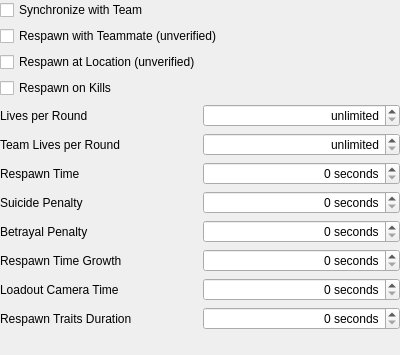
Old version of the form native/src/ReachVariantTool/ui/main_window/page_multiplayer_settings_respawn.ui in the repository DavidJCobb/ReachVariantEditor.
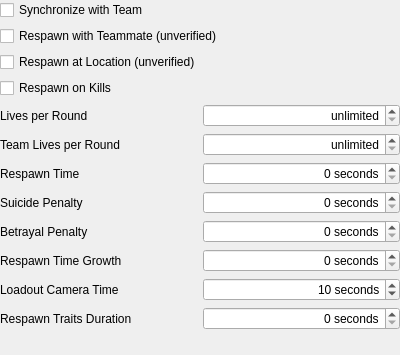
New version of the form.

The edit to the form file:
```diff
--- a/native/src/ReachVariantTool/ui/main_window/page_multiplayer_settings_respawn.ui
+++ b/native/src/ReachVariantTool/ui/main_window/page_multiplayer_settings_respawn.ui
@@ -40,6 +40,9 @@
      <property name="maximum">
       <number>15</number>
      </property>
+     <property name="value">
+      <number>10</number>
+     </property>
     </widget>
    </item>
    <item row="7" column="0">
```
Left out of the diff: 3 changed lines with no effect on the pictures.
